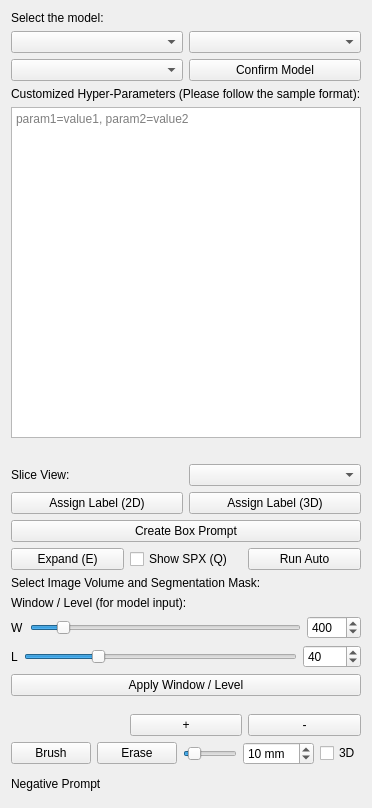
The window that SegmentHumanBody/Resources/UI/SegmentHumanBody.ui (yzluka/SlicerSegmentHumanBody) describes before a commit, drawn with Qt 5.
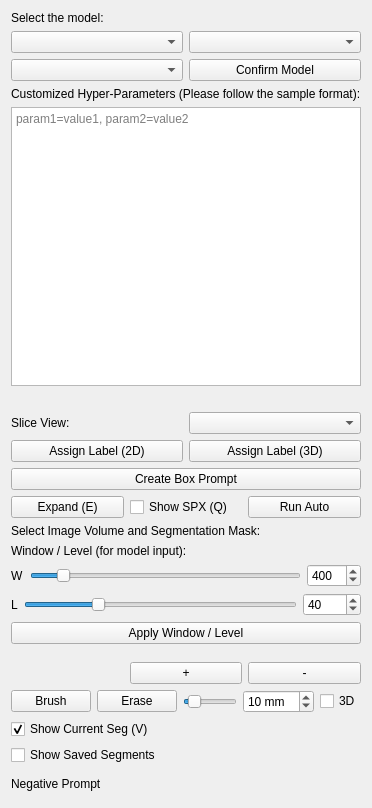
The same window after the commit. Custom widgets are drawn as their Qt base class.

Commit message: added new hotkey for hiding/showing current segment, added checkbox for showing/hiding saved segments

Patch:
```diff
--- a/SegmentHumanBody/Resources/UI/SegmentHumanBody.ui
+++ b/SegmentHumanBody/Resources/UI/SegmentHumanBody.ui
@@ -369,6 +369,32 @@
      </item>
     </layout>
    </item>
+   <item>
+    <widget class="QCheckBox" name="showCurrentSegmentCheckBox">
+     <property name="text">
+      <string>Show Current Seg (V)</string>
+     </property>
+     <property name="checked">
+      <bool>true</bool>
+     </property>
+     <property name="toolTip">
+      <string>Toggle visibility of the segment currently being edited (hotkey: V)</string>
+     </property>
+    </widget>
+   </item>
+   <item>
+    <widget class="QCheckBox" name="showSegmentsCheckBox">
+     <property name="text">
+      <string>Show Saved Segments</string>
+     </property>
+     <property name="checked">
+      <bool>false</bool>
+     </property>
+     <property name="toolTip">
+      <string>Show/hide all segments except the one currently being edited.</string>
+     </property>
+    </widget>
+   </item>
    <item>
     <widget class="qSlicerSimpleMarkupsWidget" name="positivePrompts"/>
    </item>
```
